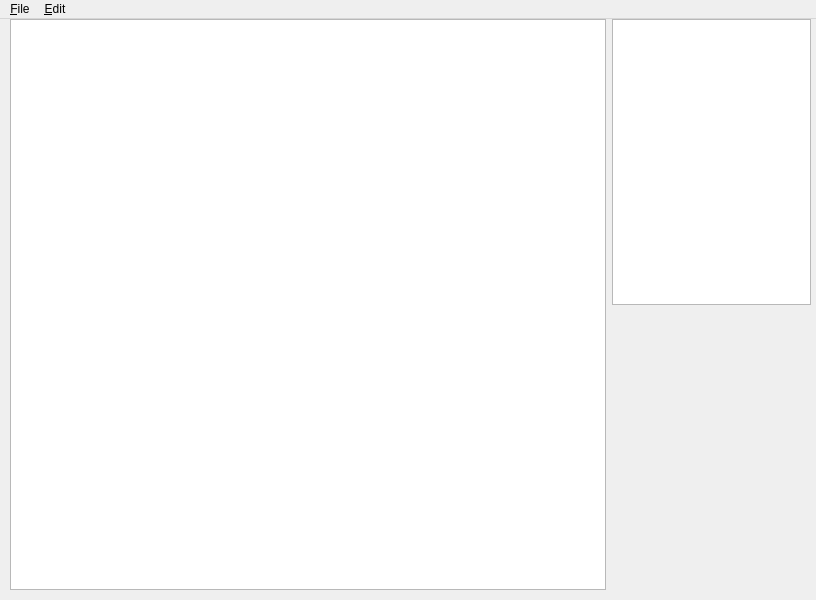
This is MainWindow.ui in KMD64/DepartmentTreeBrowser as Qt 5 draws it before an edit. The edited form follows.
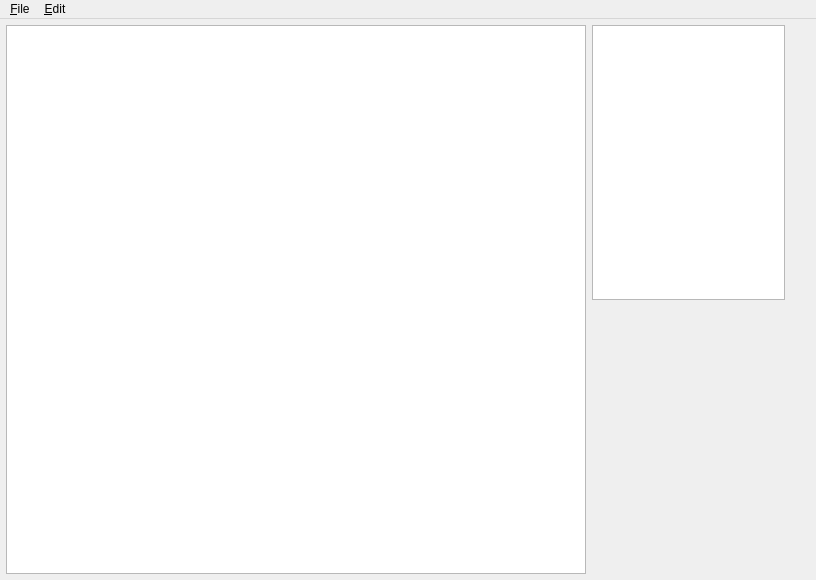
This is the edited form.

The edit to the form file:
```diff
--- a/MainWindow.ui
+++ b/MainWindow.ui
@@ -7,25 +7,52 @@
     <x>0</x>
     <y>0</y>
     <width>816</width>
-    <height>600</height>
+    <height>580</height>
    </rect>
   </property>
   <property name="windowTitle">
    <string>MainWindow</string>
   </property>
   <widget class="QWidget" name="centralwidget">
+   <property name="contextMenuPolicy">
+    <enum>Qt::NoContextMenu</enum>
+   </property>
+   <property name="styleSheet">
+    <string notr="true"/>
+   </property>
    <widget class="QWidget" name="horizontalLayoutWidget">
     <property name="geometry">
      <rect>
-      <x>10</x>
+      <x>0</x>
       <y>0</y>
-      <width>801</width>
-      <height>571</height>
+      <width>791</width>
+      <height>561</height>
      </rect>
     </property>
     <layout class="QHBoxLayout" name="horizontalLayout" stretch="3,1">
+     <property name="sizeConstraint">
+      <enum>QLayout::SetNoConstraint</enum>
+     </property>
+     <property name="leftMargin">
+      <number>6</number>
+     </property>
+     <property name="topMargin">
+      <number>6</number>
+     </property>
+     <property name="rightMargin">
+      <number>6</number>
+     </property>
+     <property name="bottomMargin">
+      <number>6</number>
+     </property>
      <item>
       <widget class="QTreeView" name="treeView">
+       <property name="lineWidth">
+        <number>2</number>
+       </property>
+       <property name="sizeAdjustPolicy">
+        <enum>QAbstractScrollArea::AdjustToContents</enum>
+       </property>
        <property name="autoScroll">
         <bool>false</bool>
        </property>
@@ -45,6 +72,12 @@
      </item>
      <item>
       <layout class="QVBoxLayout" name="verticalLayout">
+       <property name="sizeConstraint">
+        <enum>QLayout::SetMaximumSize</enum>
+       </property>
+       <property name="rightMargin">
+        <number>0</number>
+       </property>
        <item>
         <widget class="QUndoView" name="undoView"/>
        </item>
```
